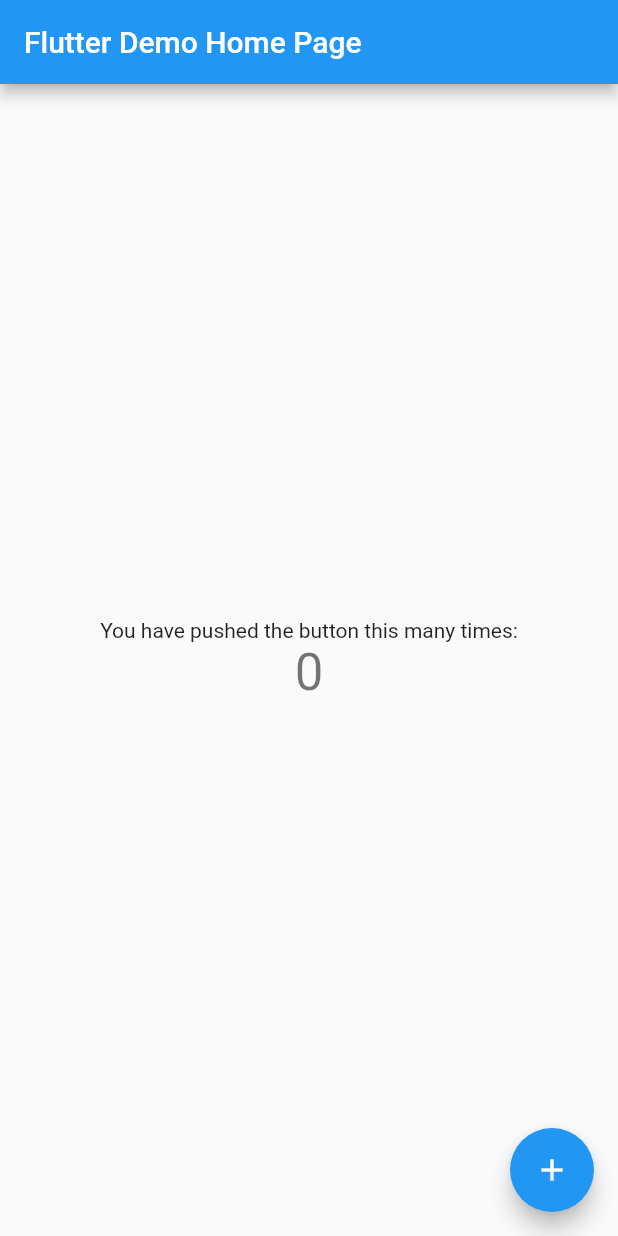
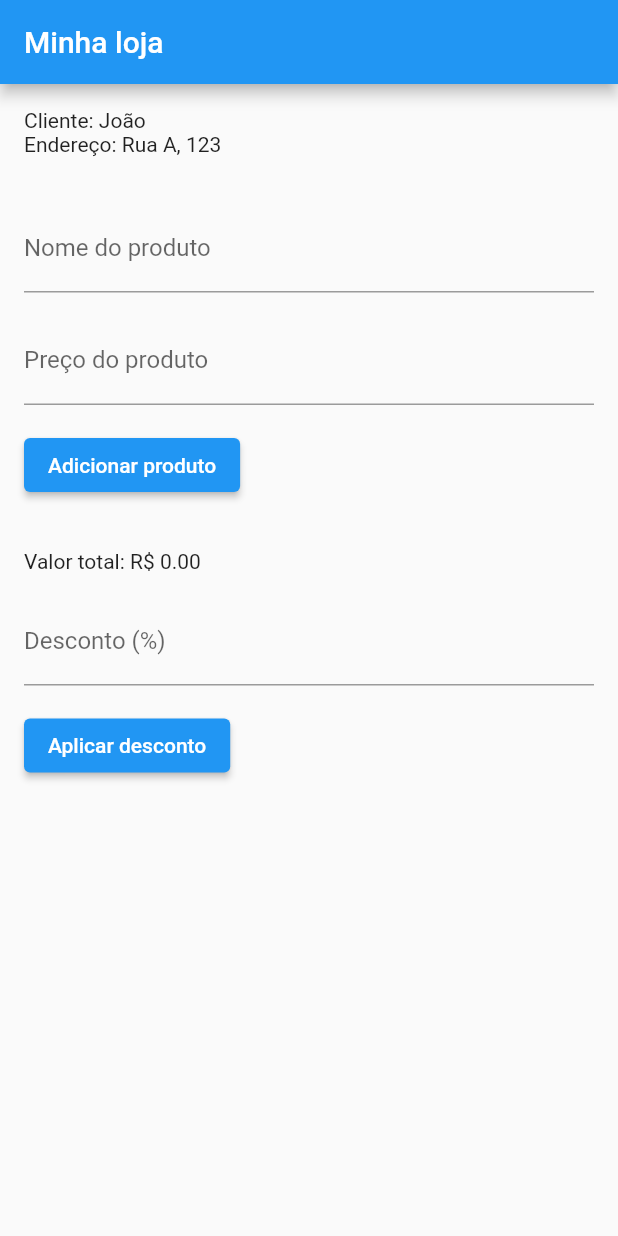
Before and after one commit to GustavoOrelio/ProjetoSoftwareAvancado, a Flutter app: the screen it shows after launch, on a phone screen of 412 x 824 dp. Run offline on Flutter 3.47's test engine with Material 2 defaults, Android fonts, the phone set to English and light mode, and no system bars.

Commit message:
Finalizando app de venda

```diff
--- /dev/null
+++ b/venda/lib/components/cliente.dart
@@ -0,0 +1,6 @@
+class Cliente {
+  String nome;
+  String endereco;
+
+  Cliente(this.nome, this.endereco);
+}
--- /dev/null
+++ b/venda/lib/components/item_venda.dart
@@ -0,0 +1,8 @@
+ import 'package:venda/components/produto.dart';
+
+class ItemVenda {
+   Produto produto;
+   int quantidade;
+
+   ItemVenda({required this.produto, required this.quantidade});
+}
--- /dev/null
+++ b/venda/lib/components/produto.dart
@@ -0,0 +1,7 @@
+class Produto {
+  String nome;
+  double preco;
+  int quantidade;
+
+  Produto(this.nome, this.preco, this.quantidade);
+}
--- /dev/null
+++ b/venda/lib/components/venda.dart
@@ -0,0 +1,34 @@
+import 'cliente.dart';
+import 'produto.dart';
+
+class Venda {
+  Cliente cliente;
+  List<Produto> produtos;
+  double valorTotal;
+
+  Venda({required this.cliente})
+      : produtos = [],
+        valorTotal = 0;
+
+  void adicionarProduto(Produto produto) {
+    if (produtos.contains(produto)) {
+      Produto p = produtos[produtos.indexOf(produto)];
+      p.quantidade += produto.quantidade;
+      valorTotal += produto.preco * produto.quantidade;
+    } else {
+      produtos.add(produto);
+      valorTotal += produto.preco * produto.quantidade;
+    }
+  }
+
+  void removerProdutoDoCarrinho(Produto produto) {
+    produtos.remove(produto);
+    valorTotal -= produto.preco * produto.quantidade;
+  }
+
+  void aplicarDesconto(double percentualDesconto) {
+    if (percentualDesconto <= 0) return;
+    double valorDesconto = valorTotal * percentualDesconto / 100;
+    valorTotal -= valorDesconto;
+  }
+}
--- a/venda/lib/main.dart
+++ b/venda/lib/main.dart
@@ -1,115 +1,16 @@
 import 'package:flutter/material.dart';
+import 'package:venda/view/venda.dart';
 
 void main() {
-  runApp(const MyApp());
+  runApp(MyApp());
 }
 
 class MyApp extends StatelessWidget {
-  const MyApp({Key? key}) : super(key: key);
-
-  // This widget is the root of your application.
   @override
   Widget build(BuildContext context) {
     return MaterialApp(
-      title: 'Flutter Demo',
-      theme: ThemeData(
-        // This is the theme of your application.
-        //
-        // Try running your application with "flutter run". You'll see the
-        // application has a blue toolbar. Then, without quitting the app, try
-        // changing the primarySwatch below to Colors.green and then invoke
-        // "hot reload" (press "r" in the console where you ran "flutter run",
-        // or simply save your changes to "hot reload" in a Flutter IDE).
-        // Notice that the counter didn't reset back to zero; the application
-        // is not restarted.
-        primarySwatch: Colors.blue,
-      ),
-      home: const MyHomePage(title: 'Flutter Demo Home Page'),
+      title: 'Minha loja',
+      home: TelaVenda(),
     );
   }
 }
-
-class MyHomePage extends StatefulWidget {
-  const MyHomePage({Key? key, required this.title}) : super(key: key);
-
-  // This widget is the home page of your application. It is stateful, meaning
-  // that it has a State object (defined below) that contains fields that affect
-  // how it looks.
-
-  // This class is the configuration for the state. It holds the values (in this
-  // case the title) provided by the parent (in this case the App widget) and
-  // used by the build method of the State. Fields in a Widget subclass are
-  // always marked "final".
-
-  final String title;
-
-  @override
-  State<MyHomePage> createState() => _MyHomePageState();
-}
-
-class _MyHomePageState extends State<MyHomePage> {
-  int _counter = 0;
-
-  void _incrementCounter() {
-    setState(() {
-      // This call to setState tells the Flutter framework that something has
-      // changed in this State, which causes it to rerun the build method below
-      // so that the display can reflect the updated values. If we changed
-      // _counter without calling setState(), then the build method would not be
-      // called again, and so nothing would appear to happen.
-      _counter++;
-    });
-  }
-
-  @override
-  Widget build(BuildContext context) {
-    // This method is rerun every time setState is called, for instance as done
-    // by the _incrementCounter method above.
-    //
-    // The Flutter framework has been optimized to make rerunning build methods
-    // fast, so that you can just rebuild anything that needs updating rather
-    // than having to individually change instances of widgets.
-    return Scaffold(
-      appBar: AppBar(
-        // Here we take the value from the MyHomePage object that was created by
-        // the App.build method, and use it to set our appbar title.
-        title: Text(widget.title),
-      ),
-      body: Center(
-        // Center is a layout widget. It takes a single child and positions it
-        // in the middle of the parent.
-        child: Column(
-          // Column is also a layout widget. It takes a list of children and
-          // arranges them vertically. By default, it sizes itself to fit its
-          // children horizontally, and tries to be as tall as its parent.
-          //
-          // Invoke "debug painting" (press "p" in the console, choose the
-          // "Toggle Debug Paint" action from the Flutter Inspector in Android
-          // Studio, or the "Toggle Debug Paint" command in Visual Studio Code)
-          // to see the wireframe for each widget.
-          //
-          // Column has various properties to control how it sizes itself and
-          // how it positions its children. Here we use mainAxisAlignment to
-          // center the children vertically; the main axis here is the vertical
-          // axis because Columns are vertical (the cross axis would be
-          // horizontal).
-          mainAxisAlignment: MainAxisAlignment.center,
-          children: <Widget>[
-            const Text(
-              'You have pushed the button this many times:',
-            ),
-            Text(
-              '$_counter',
-              style: Theme.of(context).textTheme.headline4,
-            ),
-          ],
-        ),
-      ),
-      floatingActionButton: FloatingActionButton(
-        onPressed: _incrementCounter,
-        tooltip: 'Increment',
-        child: const Icon(Icons.add),
-      ), // This trailing comma makes auto-formatting nicer for build methods.
-    );
-  }
-}
--- /dev/null
+++ b/venda/lib/view/venda.dart
@@ -0,0 +1,126 @@
+import 'package:flutter/material.dart';
+
+import '../components/cliente.dart';
+import '../components/produto.dart';
+import '../components/venda.dart';
+
+class TelaVenda extends StatefulWidget {
+  @override
+  _TelaVendaState createState() => _TelaVendaState();
+}
+
+class _TelaVendaState extends State<TelaVenda> {
+  Cliente _cliente = Cliente('João', 'Rua A, 123');
+  Venda _venda = Venda(cliente: Cliente('João', 'Rua A, 123'));
+  TextEditingController _controllerNome = TextEditingController();
+  TextEditingController _controllerPreco = TextEditingController();
+  TextEditingController _controllerDesconto = TextEditingController();
+
+  @override
+  Widget build(BuildContext context) {
+    return Scaffold(
+      appBar: AppBar(
+        title: Text('Minha loja'),
+      ),
+      body: SingleChildScrollView(
+        child: Column(
+          crossAxisAlignment: CrossAxisAlignment.start,
+          children: [
+            Padding(
+              padding: EdgeInsets.all(16.0),
+              child: Column(
+                crossAxisAlignment: CrossAxisAlignment.start,
+                children: [
+                  Text('Cliente: ${_cliente.nome}'),
+                  Text('Endereço: ${_cliente.endereco}'),
+                ],
+              ),
+            ),
+            Padding(
+              padding: EdgeInsets.all(16.0),
+              child: Column(
+                crossAxisAlignment: CrossAxisAlignment.start,
+                children: [
+                  TextField(
+                    controller: _controllerNome,
+                    decoration: InputDecoration(
+                      labelText: 'Nome do produto',
+                    ),
+                  ),
+                  SizedBox(height: 16.0),
+                  TextField(
+                    controller: _controllerPreco,
+                    keyboardType: TextInputType.number,
+                    decoration: InputDecoration(
+                      labelText: 'Preço do produto',
+                      prefixText: 'R\$ ',
+                    ),
+                  ),
+                  SizedBox(height: 16.0),
+                  ElevatedButton(
+                    onPressed: () {
+                      String nome = _controllerNome.text;
+                      double preco =
+                          double.tryParse(_controllerPreco.text) ?? 0.0;
+                      int quantidade = 0;
+                      Produto produto = Produto(nome, preco, quantidade);
+                      _venda.adicionarProduto(produto);
+                      _controllerNome.clear();
+                      _controllerPreco.clear();
+                      setState(() {});
+                    },
+                    child: Text('Adicionar produto'),
+                  ),
+                ],
+              ),
+            ),
+            ListView.builder(
+              shrinkWrap: true,
+              itemCount: _venda.produtos.length,
+              itemBuilder: (context, index) {
+                Produto produto = _venda.produtos[index];
+                return ListTile(
+                  title: Text(produto.nome),
+                  trailing: Text('R\$ ${produto.preco.toStringAsFixed(2)}'),
+                  onTap: () {
+                    _venda.removerProdutoDoCarrinho(produto);
+                    setState(() {});
+                  },
+                );
+              },
+            ),
+            Padding(
+              padding: EdgeInsets.all(16.0),
+              child: Column(
+                crossAxisAlignment: CrossAxisAlignment.start,
+                children: [
+                  Text(
+                      'Valor total: R\$ ${_venda.valorTotal.toStringAsFixed(2)}'),
+                  SizedBox(height: 16.0),
+                  TextField(
+                    controller: _controllerDesconto,
+                    keyboardType: TextInputType.number,
+                    decoration: InputDecoration(
+                      labelText: 'Desconto (%)',
+                    ),
+                  ),
+                  SizedBox(height: 16.0),
+                  ElevatedButton(
+                    onPressed: () {
+                      double desconto =
+                          double.tryParse(_controllerDesconto.text) ?? 0.0;
+                      _venda.aplicarDesconto(desconto);
+                      _controllerDesconto.clear();
+                      setState(() {});
+                    },
+                    child: Text('Aplicar desconto'),
+                  ),
+                ],
+              ),
+            ),
+          ],
+        ),
+      ),
+    );
+  }
+}
```
Also changed, not shown: 1 other file.
